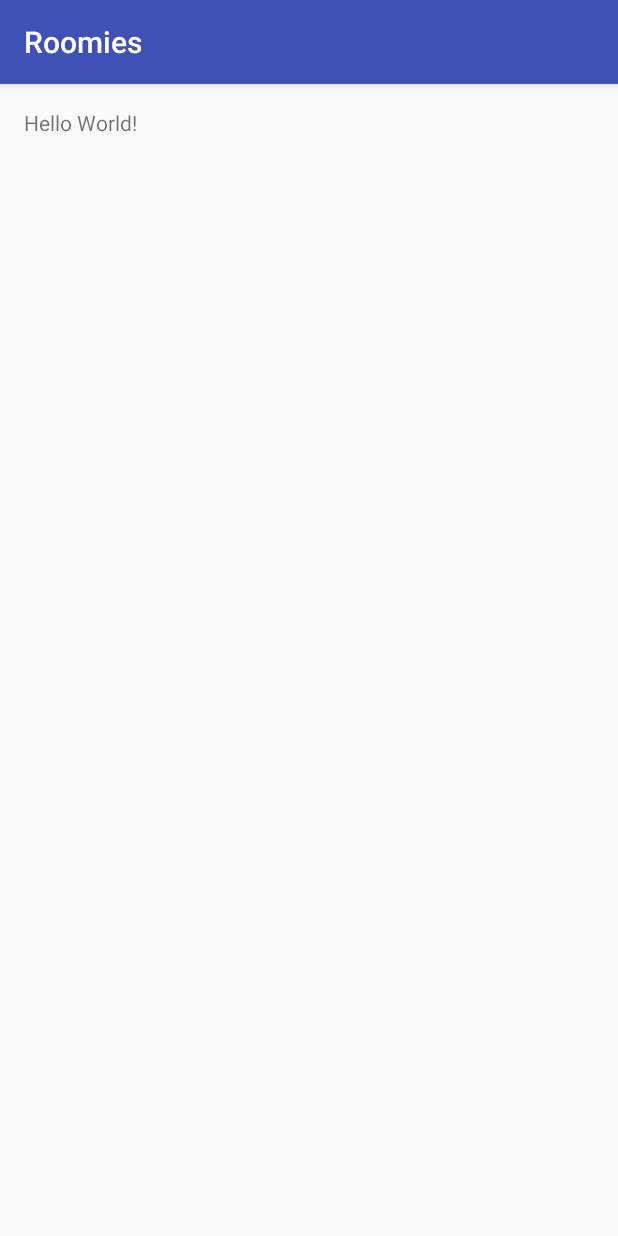
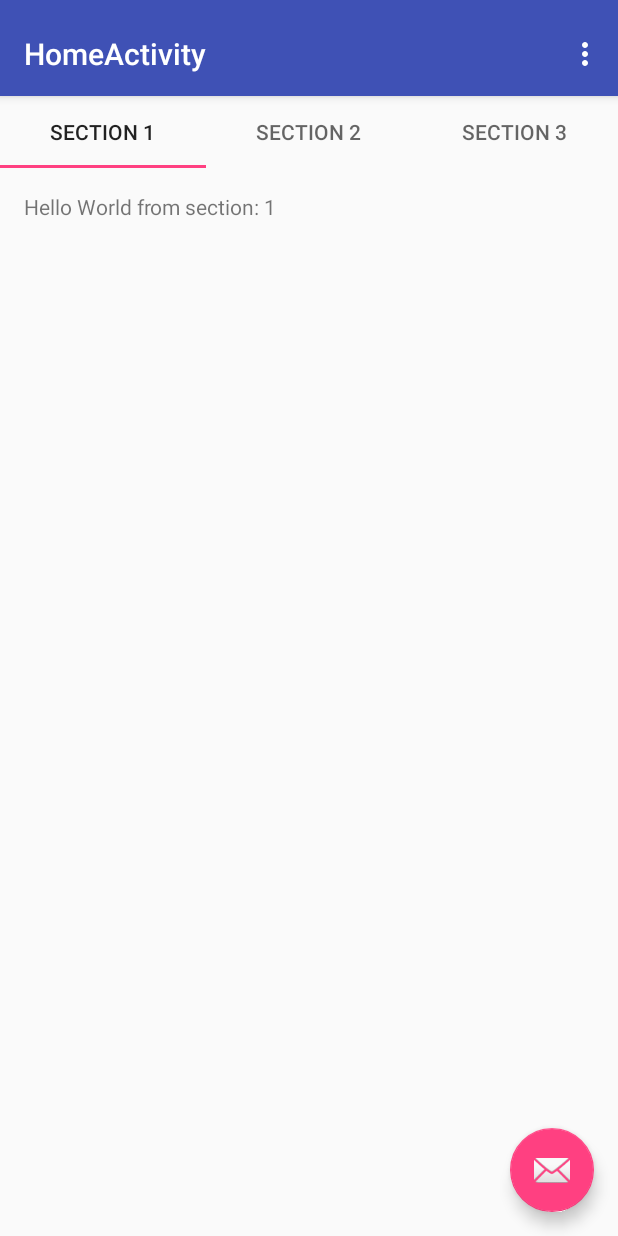
Before and after one commit to mobibyte/2017-spring-app-android-Roomies, an Android app: the screen it shows after launch (MainActivity before the commit, HomeActivity after it), on a phone screen of 412 x 824 dp. Run offline under Robolectric (Android 15) with nearby library versions, the phone set to English and light mode, and no system bars.

Commit message:
added tab layout

```diff
--- a/app/src/main/AndroidManifest.xml
+++ b/app/src/main/AndroidManifest.xml
@@ -8,17 +8,18 @@
         android:label="@string/app_name"
         android:supportsRtl="true"
         android:theme="@style/AppTheme">
-        <activity android:name=".MainActivity">
+        <activity android:name=".Activities.MainActivity">
+        </activity>
+        <activity
+            android:name=".Activities.HomeActivity"
+            android:label="@string/title_activity_home"
+            android:theme="@style/AppTheme.NoActionBar">
             <intent-filter>
                 <action android:name="android.intent.action.MAIN" />
 
                 <category android:name="android.intent.category.LAUNCHER" />
             </intent-filter>
         </activity>
-        <activity
-            android:name=".HomeActivity"
-            android:label="@string/title_activity_home"
-            android:theme="@style/AppTheme.NoActionBar"></activity>
     </application>
 
 </manifest>
--- /dev/null
+++ b/app/src/main/java/mobi/roomies/Activities/HomeActivity.java
@@ -0,0 +1,167 @@
+package mobi.roomies.Activities;
+
+import android.support.design.widget.FloatingActionButton;
+import android.support.design.widget.Snackbar;
+import android.support.design.widget.TabLayout;
+import android.support.v7.app.AppCompatActivity;
+import android.support.v7.widget.Toolbar;
+
+import android.support.v4.app.Fragment;
+import android.support.v4.app.FragmentManager;
+import android.support.v4.app.FragmentPagerAdapter;
+import android.support.v4.view.ViewPager;
+import android.os.Bundle;
+import android.view.LayoutInflater;
+import android.view.Menu;
+import android.view.MenuItem;
+import android.view.View;
+import android.view.ViewGroup;
+
+import android.widget.TextView;
+
+import mobi.roomies.R;
+
+public class HomeActivity extends AppCompatActivity {
+
+    /**
+     * The {@link android.support.v4.view.PagerAdapter} that will provide
+     * fragments for each of the sections. We use a
+     * {@link FragmentPagerAdapter} derivative, which will keep every
+     * loaded fragment in memory. If this becomes too memory intensive, it
+     * may be best to switch to a
+     * {@link android.support.v4.app.FragmentStatePagerAdapter}.
+     */
+    private SectionsPagerAdapter mSectionsPagerAdapter;
+
+    /**
+     * The {@link ViewPager} that will host the section contents.
+     */
+    private ViewPager mViewPager;
+
+    @Override
+    protected void onCreate(Bundle savedInstanceState) {
+        super.onCreate(savedInstanceState);
+        setContentView(R.layout.activity_home);
+
+        Toolbar toolbar = (Toolbar) findViewById(R.id.toolbar);
+        setSupportActionBar(toolbar);
+
+        TabLayout tl = (TabLayout) findViewById(R.id.tab_layout);
+        tl.setupWithViewPager((ViewPager)findViewById(R.id.container));
+
+
+
+        // Create the adapter that will return a fragment for each of the three
+        // primary sections of the activity.
+        mSectionsPagerAdapter = new SectionsPagerAdapter(getSupportFragmentManager());
+
+        // Set up the ViewPager with the sections adapter.
+        mViewPager = (ViewPager) findViewById(R.id.container);
+        mViewPager.setAdapter(mSectionsPagerAdapter);
+
+
+        FloatingActionButton fab = (FloatingActionButton) findViewById(R.id.fab);
+        fab.setOnClickListener(new View.OnClickListener() {
+            @Override
+            public void onClick(View view) {
+                Snackbar.make(view, "Replace with your own action", Snackbar.LENGTH_LONG)
+                        .setAction("Action", null).show();
+            }
+        });
+    }
+
+
+    @Override
+    public boolean onCreateOptionsMenu(Menu menu) {
+        // Inflate the menu; this adds items to the action bar if it is present.
+        getMenuInflater().inflate(R.menu.menu_home, menu);
+        return true;
+    }
+
+    @Override
+    public boolean onOptionsItemSelected(MenuItem item) {
+        // Handle action bar item clicks here. The action bar will
+        // automatically handle clicks on the Home/Up button, so long
+        // as you specify a parent activity in AndroidManifest.xml.
+        int id = item.getItemId();
+
+        //noinspection SimplifiableIfStatement
+        if (id == R.id.action_settings) {
+            return true;
+        }
+
+        return super.onOptionsItemSelected(item);
+    }
+
+    /**
+     * A placeholder fragment containing a simple view.
+     */
+    public static class PlaceholderFragment extends Fragment {
+        /**
+         * The fragment argument representing the section number for this
+         * fragment.
+         */
+        private static final String ARG_SECTION_NUMBER = "section_number";
+
+        public PlaceholderFragment() {
+        }
+
+        /**
+         * Returns a new instance of this fragment for the given section
+         * number.
+         */
+        public static PlaceholderFragment newInstance(int sectionNumber) {
+            PlaceholderFragment fragment = new PlaceholderFragment();
+            Bundle args = new Bundle();
+            args.putInt(ARG_SECTION_NUMBER, sectionNumber);
+            fragment.setArguments(args);
+            return fragment;
+        }
+
+        @Override
+        public View onCreateView(LayoutInflater inflater, ViewGroup container,
+                                 Bundle savedInstanceState) {
+            View rootView = inflater.inflate(R.layout.fragment_home, container, false);
+            TextView textView = (TextView) rootView.findViewById(R.id.section_label);
+            textView.setText(getString(R.string.section_format, getArguments().getInt(ARG_SECTION_NUMBER)));
+            return rootView;
+        }
+    }
+
+    /**
+     * A {@link FragmentPagerAdapter} that returns a fragment corresponding to
+     * one of the sections/tabs/pages.
+     */
+    public class SectionsPagerAdapter extends FragmentPagerAdapter {
+
+        public SectionsPagerAdapter(FragmentManager fm) {
+            super(fm);
+        }
+
+        @Override
+        public Fragment getItem(int position) {
+            // getItem is called to instantiate the fragment for the given page.
+            // Return a PlaceholderFragment (defined as a static inner class below).
+            return PlaceholderFragment.newInstance(position + 1);
+        }
+
+        @Override
+        public int getCount() {
+            // Show 3 total pages.
+            return 3;
+        }
+
+        @Override
+        public CharSequence getPageTitle(int position) {
+            switch (position) {
+                case 0:
+                    return "SECTION 1";
+                case 1:
+                    return "SECTION 2";
+                case 2:
+                    return "SECTION 3";
+            }
+            return null;
+        }
+    }
+}
--- /dev/null
+++ b/app/src/main/java/mobi/roomies/Activities/MainActivity.java
@@ -0,0 +1,17 @@
+package mobi.roomies.Activities;
+
+import android.content.Intent;
+import android.support.v7.app.AppCompatActivity;
+import android.os.Bundle;
+
+import mobi.roomies.R;
+
+public class MainActivity extends AppCompatActivity {
+
+    @Override
+    protected void onCreate(Bundle savedInstanceState) {
+        super.onCreate(savedInstanceState);
+        setContentView(R.layout.activity_main);
+        Intent i = new Intent(this,HomeActivity.class);
+    }
+}
--- a/app/src/main/res/layout/activity_home.xml
+++ b/app/src/main/res/layout/activity_home.xml
@@ -6,7 +6,7 @@
     android:layout_width="match_parent"
     android:layout_height="match_parent"
     android:fitsSystemWindows="true"
-    tools:context="mobi.roomies.HomeActivity">
+    tools:context=".Activities.HomeActivity">
 
     <android.support.design.widget.AppBarLayout
         android:id="@+id/appbar"
@@ -23,6 +23,8 @@
             app:layout_scrollFlags="scroll|enterAlways"
             app:popupTheme="@style/AppTheme.PopupOverlay">
 
+
+
         </android.support.v7.widget.Toolbar>
 
     </android.support.design.widget.AppBarLayout>
@@ -31,7 +33,16 @@
         android:id="@+id/container"
         android:layout_width="match_parent"
         android:layout_height="match_parent"
-        app:layout_behavior="@string/appbar_scrolling_view_behavior" />
+        app:layout_behavior="@string/appbar_scrolling_view_behavior">
+
+        <android.support.design.widget.TabLayout
+            android:id="@+id/tab_layout"
+            android:layout_width="match_parent"
+            android:layout_height="wrap_content"
+            app:tabMode="fixed"
+            app:tabGravity="fill"/>
+
+    </android.support.v4.view.ViewPager>
 
     <android.support.design.widget.FloatingActionButton
         android:id="@+id/fab"
--- a/app/src/main/res/layout/activity_main.xml
+++ b/app/src/main/res/layout/activity_main.xml
@@ -7,7 +7,7 @@
     android:paddingLeft="@dimen/activity_horizontal_margin"
     android:paddingRight="@dimen/activity_horizontal_margin"
     android:paddingTop="@dimen/activity_vertical_margin"
-    tools:context="mobi.roomies.MainActivity">
+    tools:context=".Activities.MainActivity">
 
     <TextView
         android:layout_width="wrap_content"
--- a/app/src/main/res/layout/fragment_home.xml
+++ b/app/src/main/res/layout/fragment_home.xml
@@ -6,7 +6,7 @@
     android:paddingLeft="@dimen/activity_horizontal_margin"
     android:paddingRight="@dimen/activity_horizontal_margin"
     android:paddingTop="@dimen/activity_vertical_margin"
-    tools:context="mobi.roomies.HomeActivity$PlaceholderFragment">
+    tools:context=".Activities.HomeActivity$PlaceholderFragment">
 
     <TextView
         android:id="@+id/section_label"
--- a/app/src/main/res/menu/menu_home.xml
+++ b/app/src/main/res/menu/menu_home.xml
@@ -1,7 +1,7 @@
 <menu xmlns:android="http://schemas.android.com/apk/res/android"
     xmlns:app="http://schemas.android.com/apk/res-auto"
     xmlns:tools="http://schemas.android.com/tools"
-    tools:context="mobi.roomies.HomeActivity">
+    tools:context=".Activities.HomeActivity">
     <item
         android:id="@+id/action_settings"
         android:orderInCategory="100"
```
